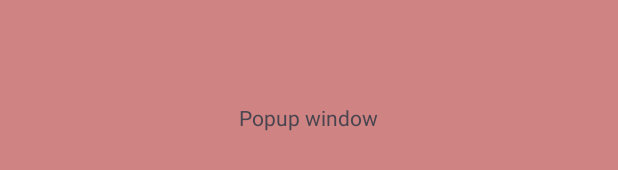
After one commit to Anneliekevdk/BirdClicker, an Android app: the layout popupwindow.xml on its own in the app's theme, with its tools: preview values and no code run, on a phone screen of 412 x 824 dp. The commit adds this screen. Shown: the part 500-670 px from the top of the screen. Run offline under Robolectric (Android 15) with nearby library versions, the phone set to English and light mode, and no system bars.

Commit message:
Popup working

```diff
--- a/app/src/main/AndroidManifest.xml
+++ b/app/src/main/AndroidManifest.xml
@@ -22,6 +22,10 @@
                 <category android:name="android.intent.category.LAUNCHER" />
             </intent-filter>
         </activity>
+
+        <activity android:name=".Pop"
+            android:theme="@style/AppTheme.CustomTheme"
+        ></activity>
     </application>
 
 </manifest>
--- a/app/src/main/res/layout/activity_main.xml
+++ b/app/src/main/res/layout/activity_main.xml
@@ -66,6 +66,7 @@
         android:layout_height="50dp"
         android:layout_marginEnd="16dp"
         android:layout_marginTop="16dp"
+        android:onClick="onClick"
         android:layout_alignParentEnd="true"
         android:layout_alignParentTop="true"
         app:srcCompat="@drawable/question" />
--- /dev/null
+++ b/app/src/main/res/layout/popupwindow.xml
@@ -0,0 +1,15 @@
+<?xml version="1.0" encoding="utf-8"?>
+<RelativeLayout xmlns:android="http://schemas.android.com/apk/res/android"
+    android:layout_width="match_parent"
+    android:layout_height="match_parent"
+    android:background="#CF8383">
+
+    <TextView
+        android:id="@+id/textView"
+        android:layout_width="wrap_content"
+        android:layout_height="wrap_content"
+        android:layout_centerInParent="true"
+        android:layout_centerHorizontal="true"
+        android:text="Popup window"
+        android:textAllCaps="false" />
+</RelativeLayout>
--- /dev/null
+++ b/app/src/main/res/values/styles.xml
@@ -0,0 +1,19 @@
+<?xml version="1.0" encoding="utf-8"?>
+<resources>
+
+    <style name="AppTheme" parent="Theme.AppCompat.Light.DarkActionBar">
+
+    </style>
+
+    <style name="Base.Theme.MyBird" parent="Theme.Material3.DayNight.NoActionBar">
+        <!-- Customize your light theme here. -->
+        <!-- <item name="colorPrimary">@color/my_light_primary</item> -->
+    </style>
+
+    <style name="Theme.MyBird" parent="Base.Theme.MyBird" />
+
+    <style name="AppTheme.CustomTheme">
+        <item name="android:windowIsTranslucent">true</item>
+        <item name="android:windowCloseOnTouchOutside">true</item>
+    </style>
+</resources>
--- a/app/src/main/res/values/themes.xml
+++ /dev/null
@@ -1,9 +0,0 @@
-<resources xmlns:tools="http://schemas.android.com/tools">
-    <!-- Base application theme. -->
-    <style name="Base.Theme.MyBird" parent="Theme.Material3.DayNight.NoActionBar">
-        <!-- Customize your light theme here. -->
-        <!-- <item name="colorPrimary">@color/my_light_primary</item> -->
-    </style>
-
-    <style name="Theme.MyBird" parent="Base.Theme.MyBird" />
-</resources>
```
Also changed, not shown: app/src/main/java/com/example/mybird/MainActivity.java (+10 -0 lines), app/src/main/java/com/example/mybird/Pop.java (added, +22 -0 lines), app/src/main/res/values-night/themes.xml (deleted, +0 -7 lines).
